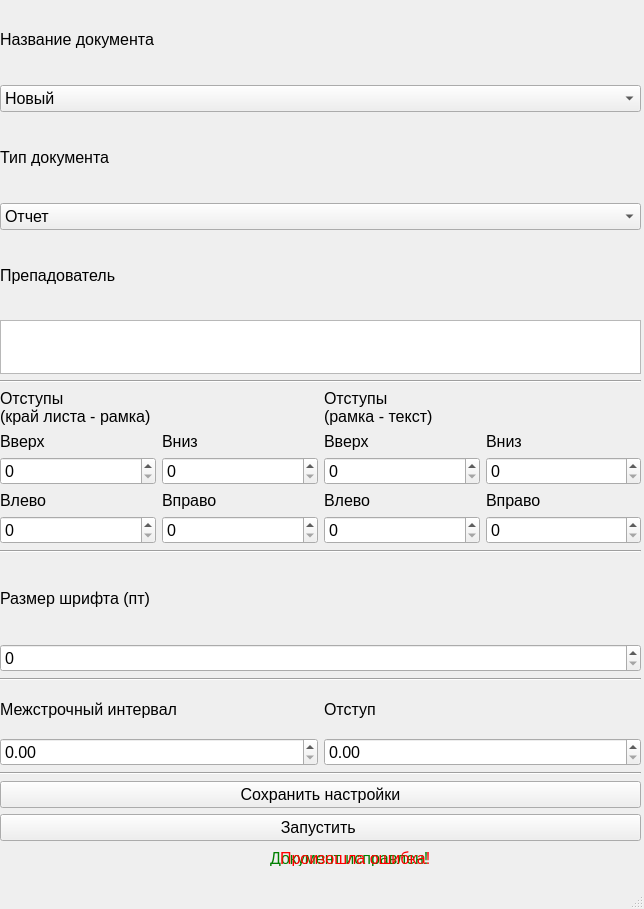
First picture: the form in data/main.ui, repository Arkadii01/Docx_testing, before the edit.
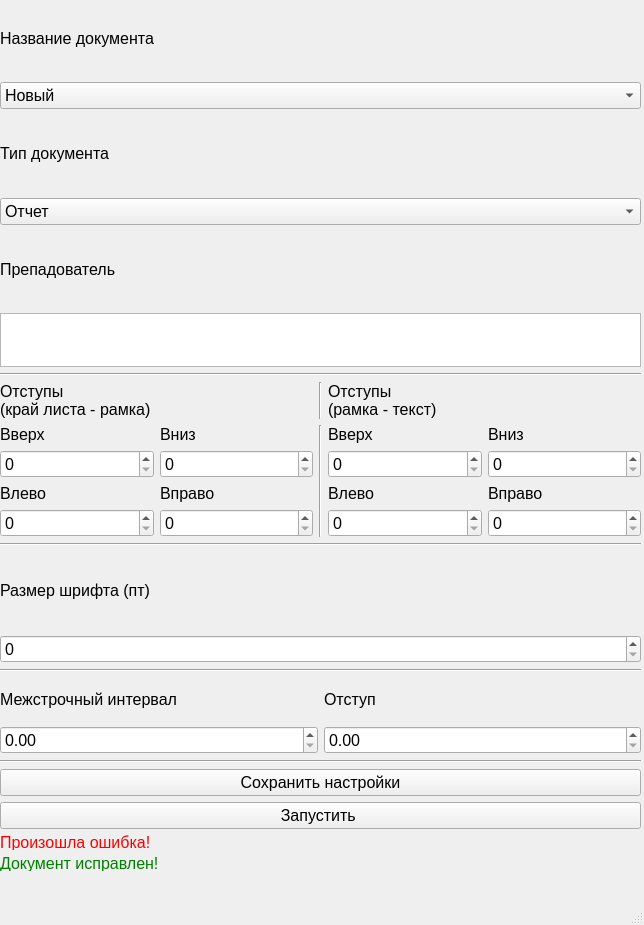
Second picture: the form after the edit.

Patch:
```diff
--- a/data/main.ui
+++ b/data/main.ui
@@ -7,75 +7,20 @@
     <x>0</x>
     <y>0</y>
     <width>644</width>
-    <height>909</height>
+    <height>925</height>
    </rect>
   </property>
   <property name="windowTitle">
    <string>MainWindow</string>
   </property>
   <widget class="QWidget" name="centralwidget">
-   <widget class="QLabel" name="text_success">
-    <property name="geometry">
-     <rect>
-      <x>270</x>
-      <y>850</y>
-      <width>161</width>
-      <height>16</height>
-     </rect>
-    </property>
-    <property name="maximumSize">
-     <size>
-      <width>16777215</width>
-      <height>16777215</height>
-     </size>
-    </property>
-    <property name="font">
-     <font>
-      <pointsize>12</pointsize>
-     </font>
-    </property>
-    <property name="styleSheet">
-     <string notr="true">color: green;
-</string>
-    </property>
-    <property name="text">
-     <string>Документ исправлен!</string>
-    </property>
-   </widget>
-   <widget class="QLabel" name="text_error">
-    <property name="geometry">
-     <rect>
-      <x>280</x>
-      <y>850</y>
-      <width>161</width>
-      <height>16</height>
-     </rect>
-    </property>
-    <property name="maximumSize">
-     <size>
-      <width>16777215</width>
-      <height>16777215</height>
-     </size>
-    </property>
-    <property name="font">
-     <font>
-      <pointsize>12</pointsize>
-     </font>
-    </property>
-    <property name="styleSheet">
-     <string notr="true">color: red;</string>
-    </property>
-    <property name="text">
-     <string>Произошла ошибка!</string>
-    </property>
-   </widget>
    <widget class="QWidget" name="verticalLayoutWidget">
     <property name="geometry">
      <rect>
       <x>0</x>
       <y>0</y>
       <width>641</width>
-      <height>841</height>
+      <height>871</height>
      </rect>
     </property>
     <layout class="QVBoxLayout" name="verticalLayout">
@@ -249,6 +194,13 @@
            </property>
           </widget>
          </item>
+         <item>
+          <widget class="Line" name="line_6">
+           <property name="orientation">
+            <enum>Qt::Vertical</enum>
+           </property>
+          </widget>
+         </item>
          <item>
           <widget class="QLabel" name="label_3">
            <property name="maximumSize">
@@ -408,6 +360,13 @@
            </item>
           </layout>
          </item>
+         <item>
+          <widget class="Line" name="line_5">
+           <property name="orientation">
+            <enum>Qt::Vertical</enum>
+           </property>
+          </widget>
+         </item>
          <item>
           <layout class="QGridLayout" name="gridLayout_3">
            <item row="2" column="0">
@@ -696,6 +655,49 @@
        </property>
       </widget>
      </item>
+     <item>
+      <widget class="QLabel" name="text_error">
+       <property name="maximumSize">
+        <size>
+         <width>16777215</width>
+         <height>15</height>
+        </size>
+       </property>
+       <property name="font">
+        <font>
+         <pointsize>12</pointsize>
+        </font>
+       </property>
+       <property name="styleSheet">
+        <string notr="true">color: red;</string>
+       </property>
+       <property name="text">
+        <string>Произошла ошибка!</string>
+       </property>
+      </widget>
+     </item>
+     <item>
+      <widget class="QLabel" name="text_success">
+       <property name="maximumSize">
+        <size>
+         <width>16777215</width>
+         <height>15</height>
+        </size>
+       </property>
+       <property name="font">
+        <font>
+         <pointsize>12</pointsize>
+        </font>
+       </property>
+       <property name="styleSheet">
+        <string notr="true">color: green;
+</string>
+       </property>
+       <property name="text">
+        <string>Документ исправлен!</string>
+       </property>
+      </widget>
+     </item>
     </layout>
    </widget>
   </widget>
```
